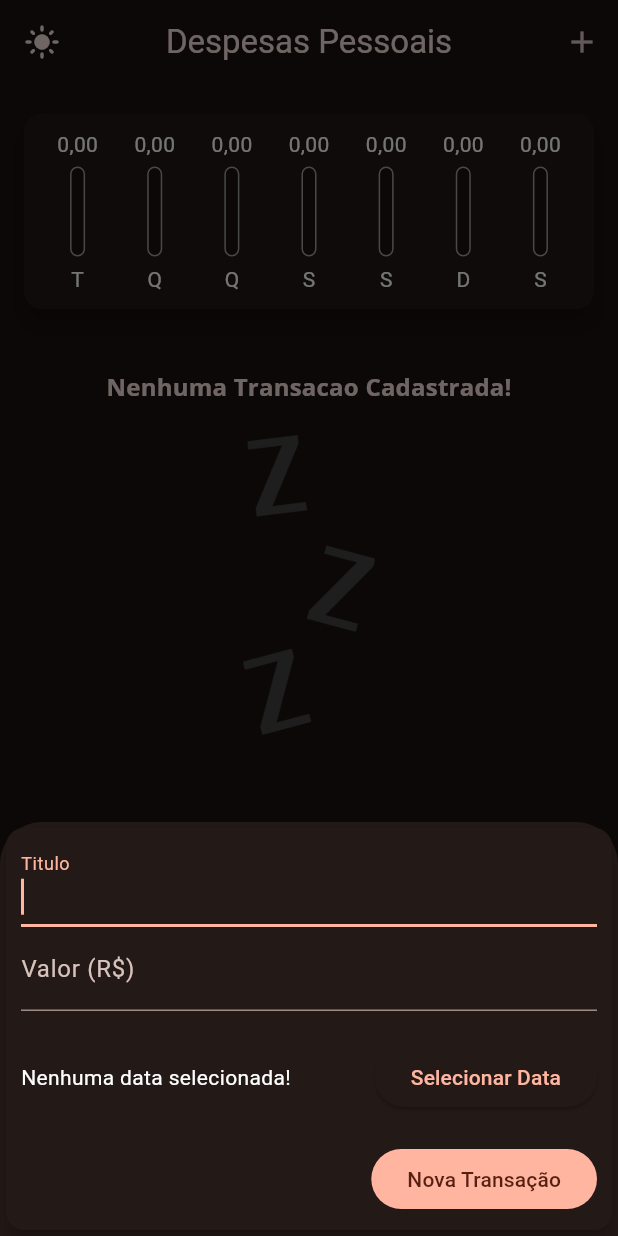
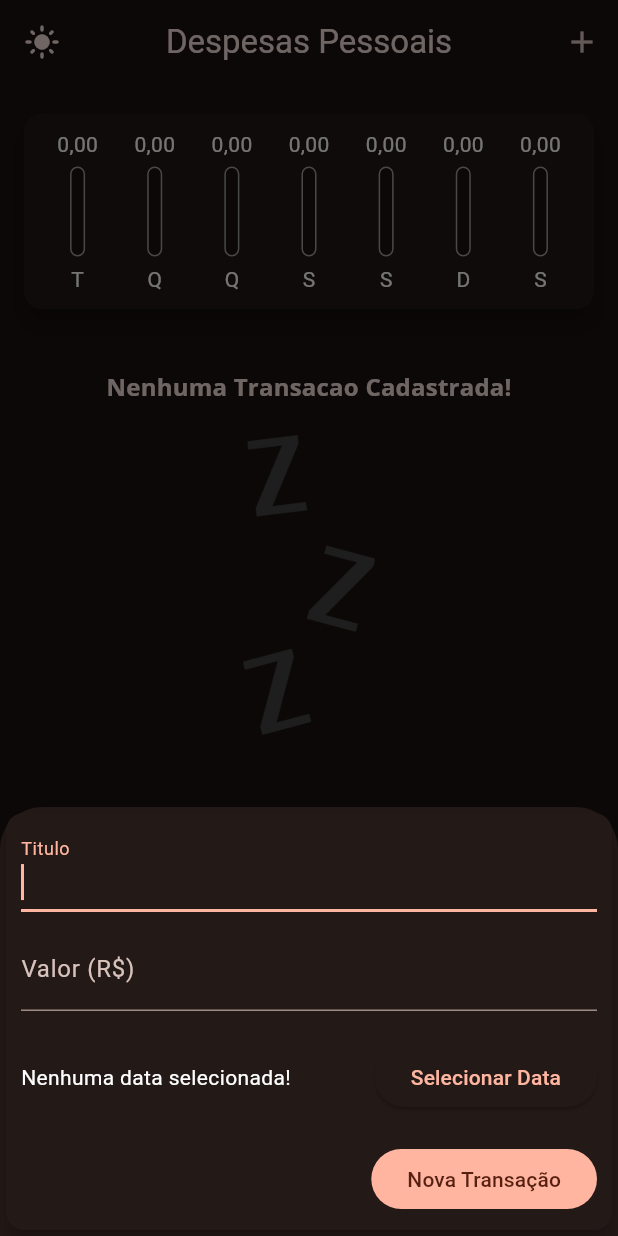
Before and after one commit to laesant/expenses, a Flutter app: the screen it shows after launch, after a tap on the "dark mode" icon, after a tap on the "add" icon, on a phone screen of 412 x 824 dp. Run offline on Flutter 3.47's test engine with Material 2 defaults, Android fonts, the phone set to English and light mode, and no system bars.

Commit message:
adaptative text field

```diff
--- /dev/null
+++ b/lib/components/adaptative_text_field.dart
@@ -0,0 +1,42 @@
+import 'dart:io';
+
+import 'package:flutter/cupertino.dart';
+import 'package:flutter/material.dart';
+
+class AdaptativeTextField extends StatelessWidget {
+  const AdaptativeTextField(
+      {super.key,
+      this.autofocus = false,
+      required this.controller,
+      this.textInputAction,
+      required this.label,
+      this.keyboardType,
+      this.onSubmitted});
+  final bool autofocus;
+  final TextEditingController controller;
+  final TextInputAction? textInputAction;
+  final String label;
+  final TextInputType? keyboardType;
+  final void Function(String)? onSubmitted;
+  @override
+  Widget build(BuildContext context) {
+    return Platform.isIOS
+        ? CupertinoTextField(
+            autofocus: autofocus,
+            controller: controller,
+            textInputAction: textInputAction,
+            onSubmitted: onSubmitted,
+            keyboardType: keyboardType,
+            placeholder: label,
+            padding: const EdgeInsets.symmetric(horizontal: 6, vertical: 12),
+          )
+        : TextField(
+            autofocus: autofocus,
+            controller: controller,
+            textInputAction: textInputAction,
+            decoration: InputDecoration(labelText: label),
+            keyboardType: keyboardType,
+            onSubmitted: onSubmitted,
+          );
+  }
+}
--- a/lib/components/transaction_form.dart
+++ b/lib/components/transaction_form.dart
@@ -1,4 +1,5 @@
 import 'package:expenses/components/adaptative_button.dart';
+import 'package:expenses/components/adaptative_text_field.dart';
 import 'package:flutter/material.dart';
 import 'package:intl/intl.dart';
 
@@ -50,17 +51,18 @@ class _TransactionFormState extends State<TransactionForm> {
           crossAxisAlignment: CrossAxisAlignment.end,
           mainAxisSize: MainAxisSize.min,
           children: [
-            TextField(
+            AdaptativeTextField(
               autofocus: true,
               controller: _titleController,
               textInputAction: TextInputAction.next,
-              decoration: const InputDecoration(labelText: 'Titulo'),
+              label: 'Titulo',
             ),
-            TextField(
+            const SizedBox(height: 10),
+            AdaptativeTextField(
               controller: _valueController,
               keyboardType:
                   const TextInputType.numberWithOptions(decimal: true),
-              decoration: const InputDecoration(labelText: 'Valor (R\$)'),
+              label: 'Valor (R\$)',
               onSubmitted: (_) => _submitForm(),
             ),
             const SizedBox(height: 20),
```
